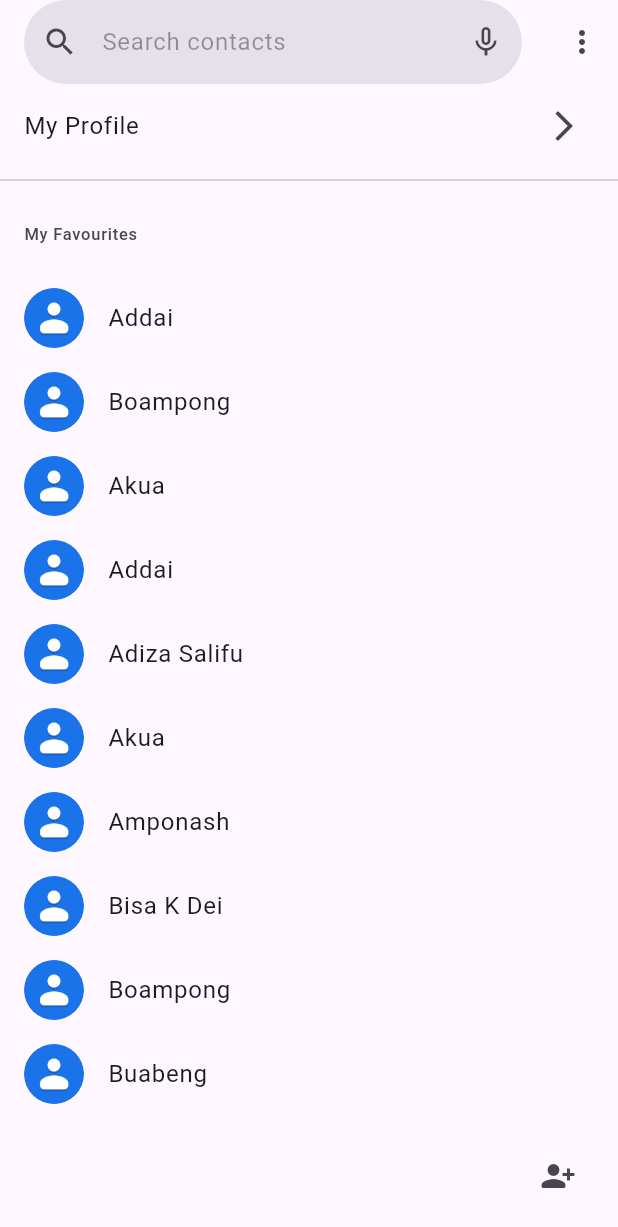
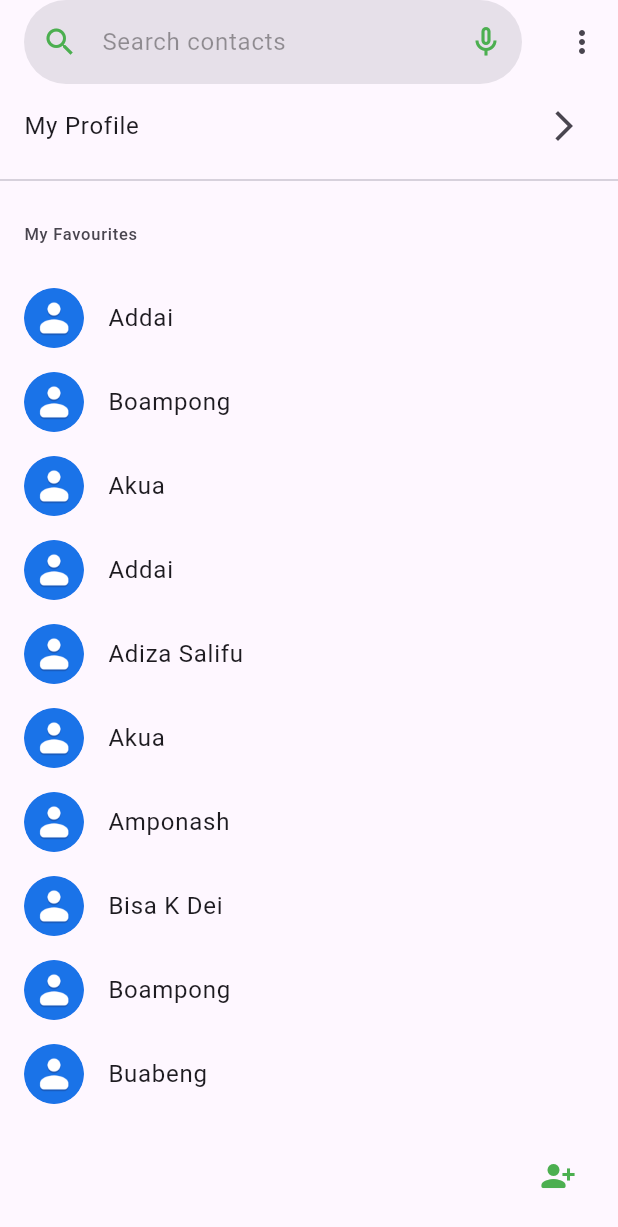
Before and after one commit to SNEHA-M-Y/contacts_prjct, a Flutter app: the screen it shows after launch, on a phone screen of 412 x 824 dp. Shown: the top 1227 px of the screen. Run offline on Flutter 3.47's test engine with Material 3 defaults, Android fonts, the phone set to English and light mode, and no system bars.

Commit message:
second commit

```diff
--- a/lib/contactslist.dart
+++ b/lib/contactslist.dart
@@ -17,15 +17,15 @@ class _contactlistState extends State<contactlist> {
             decoration: InputDecoration(filled: true,
                 hintText: "Search contacts",
                 hintStyle: TextStyle(color: Colors.black38),
-                prefixIcon: Icon(Icons.search),
-                suffixIcon: Icon(Icons.mic_none),
+                prefixIcon: Icon(Icons.search,color: Colors.green,),
+                suffixIcon: Icon(Icons.mic_none_outlined,color: Colors.green,),
                 border: OutlineInputBorder(borderRadius: BorderRadius.circular(30),borderSide: BorderSide.none)
               )),
         actions: [IconButton(onPressed: () {}, icon: Icon(Icons.more_vert))],
       ),
       floatingActionButton: IconButton(onPressed: (){
               Navigator.push(context, MaterialPageRoute(builder: (context) => nwcontact(),));
-            },icon: Icon(Icons.person_add_alt_1_rounded),),
+            },icon: Icon(Icons.person_add_alt_1_rounded,color: Colors.green,),),
 
     body:
      ListView(children: [
```
